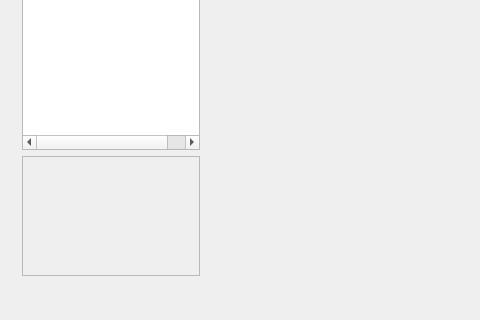
Qt form mainwindow.ui (NotBjoggisAtAll/Tomato-Engine) before a commit; both pictures show x 0 to 480 and y 438 to 758 of the 1521 by 758 pixel window.
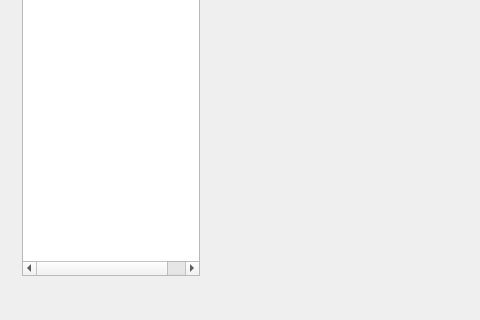
The same form after that commit.

Patch:
```diff
--- a/mainwindow.ui
+++ b/mainwindow.ui
@@ -53,29 +53,6 @@
             </column>
            </widget>
           </item>
-          <item>
-           <widget class="QScrollArea" name="leftScrollArea">
-            <property name="maximumSize">
-             <size>
-              <width>400</width>
-              <height>120</height>
-             </size>
-            </property>
-            <property name="widgetResizable">
-             <bool>true</bool>
-            </property>
-            <widget class="QWidget" name="scrollAreaWidgetContents_2">
-             <property name="geometry">
-              <rect>
-               <x>0</x>
-               <y>0</y>
-               <width>178</width>
-               <height>118</height>
-              </rect>
-             </property>
-            </widget>
-           </widget>
-          </item>
          </layout>
         </item>
        </layout>
```
